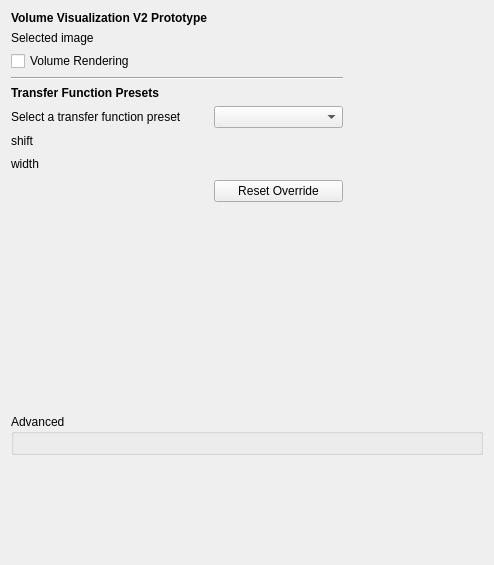
Qt form Plugins/org.mitk.gui.qt.volumevisualization_v2/src/internal/QmitkVolumeVisualizationV2View.ui (MITK/MITK) before a commit.
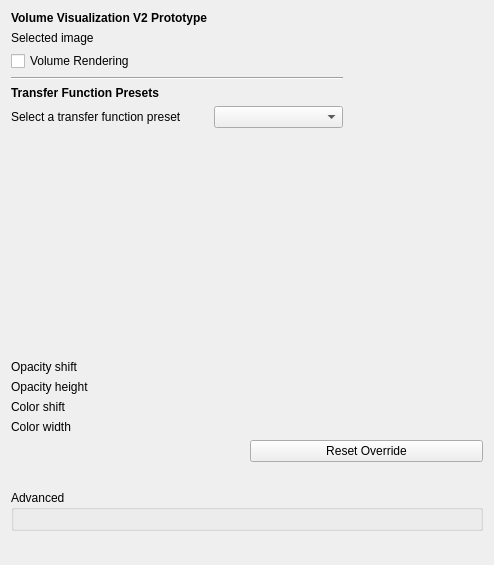
The same form after that commit. Custom widgets are drawn as their Qt base class.

Commit message: Drive opacity from sliders, not canvas drag

Patch:
```diff
--- a/Plugins/org.mitk.gui.qt.volumevisualization_v2/src/internal/QmitkVolumeVisualizationV2View.ui
+++ b/Plugins/org.mitk.gui.qt.volumevisualization_v2/src/internal/QmitkVolumeVisualizationV2View.ui
@@ -13,36 +13,6 @@
   <layout class="QVBoxLayout" name="verticalLayout">
    <item>
     <layout class="QGridLayout" name="gridLayout">
-     <item row="8" column="0">
-      <widget class="QLabel" name="shiftLabel">
-       <property name="text">
-        <string>shift</string>
-       </property>
-      </widget>
-     </item>
-     <item row="8" column="1">
-      <widget class="ctkDoubleSlider" name="shiftSlider" native="true"/>
-     </item>
-     <item row="9" column="2">
-      <spacer name="horizontalSpacer">
-       <property name="orientation">
-        <enum>Qt::Orientation::Horizontal</enum>
-       </property>
-       <property name="sizeHint" stdset="0">
-        <size>
-         <width>40</width>
-         <height>20</height>
-        </size>
-       </property>
-      </spacer>
-     </item>
-     <item row="9" column="0">
-      <widget class="QLabel" name="widthLabel">
-       <property name="text">
-        <string>width</string>
-       </property>
-      </widget>
-     </item>
      <item row="0" column="0">
       <widget class="QLabel" name="headline">
        <property name="font">
@@ -55,9 +25,6 @@
        </property>
       </widget>
      </item>
-     <item row="9" column="1">
-      <widget class="ctkDoubleSlider" name="widthSlider" native="true"/>
-     </item>
      <item row="6" column="0">
       <widget class="QLabel" name="presetLabel">
        <property name="text">
@@ -121,12 +88,18 @@
        </property>
       </widget>
      </item>
-     <item row="10" column="1">
-      <widget class="QPushButton" name="resetTfButton">
-       <property name="text">
-        <string>Reset Override</string>
+     <item row="9" column="2">
+      <spacer name="horizontalSpacer">
+       <property name="orientation">
+        <enum>Qt::Orientation::Horizontal</enum>
        </property>
-      </widget>
+       <property name="sizeHint" stdset="0">
+        <size>
+         <width>40</width>
+         <height>20</height>
+        </size>
+       </property>
+      </spacer>
      </item>
     </layout>
    </item>
@@ -146,6 +119,70 @@
      </property>
     </widget>
    </item>
+   <item>
+    <layout class="QGridLayout" name="gridLayout_3">
+     <item row="4" column="1">
+      <widget class="ctkDoubleSlider" name="colorWidthSlider" native="true"/>
+     </item>
+     <item row="1" column="0">
+      <widget class="QLabel" name="label">
+       <property name="text">
+        <string>Opacity shift</string>
+       </property>
+      </widget>
+     </item>
+     <item row="4" column="0">
+      <widget class="QLabel" name="widthLabel">
+       <property name="text">
+        <string>Color width</string>
+       </property>
+      </widget>
+     </item>
+     <item row="1" column="1">
+      <widget class="ctkDoubleSlider" name="opacityShiftSlider" native="true"/>
+     </item>
+     <item row="2" column="0">
+      <widget class="QLabel" name="label_2">
+       <property name="text">
+        <string>Opacity height</string>
+       </property>
+      </widget>
+     </item>
+     <item row="6" column="1">
+      <widget class="QPushButton" name="resetTfButton">
+       <property name="text">
+        <string>Reset Override</string>
+       </property>
+      </widget>
+     </item>
+     <item row="2" column="1">
+      <widget class="ctkDoubleSlider" name="opacityHeightSlider" native="true"/>
+     </item>
+     <item row="3" column="0">
+      <widget class="QLabel" name="shiftLabel">
+       <property name="text">
+        <string>Color shift</string>
+       </property>
+      </widget>
+     </item>
+     <item row="3" column="1">
+      <widget class="ctkDoubleSlider" name="colorShiftSlider" native="true"/>
+     </item>
+    </layout>
+   </item>
+   <item>
+    <spacer name="verticalSpacer_2">
+     <property name="orientation">
+      <enum>Qt::Orientation::Vertical</enum>
+     </property>
+     <property name="sizeHint" stdset="0">
+      <size>
+       <width>20</width>
+       <height>40</height>
+      </size>
+     </property>
+    </spacer>
+   </item>
    <item>
     <widget class="ctkCollapsibleGroupBox" name="collapsibleGroupBox">
      <property name="enabled">
```
The commit also changes 6 other files.
